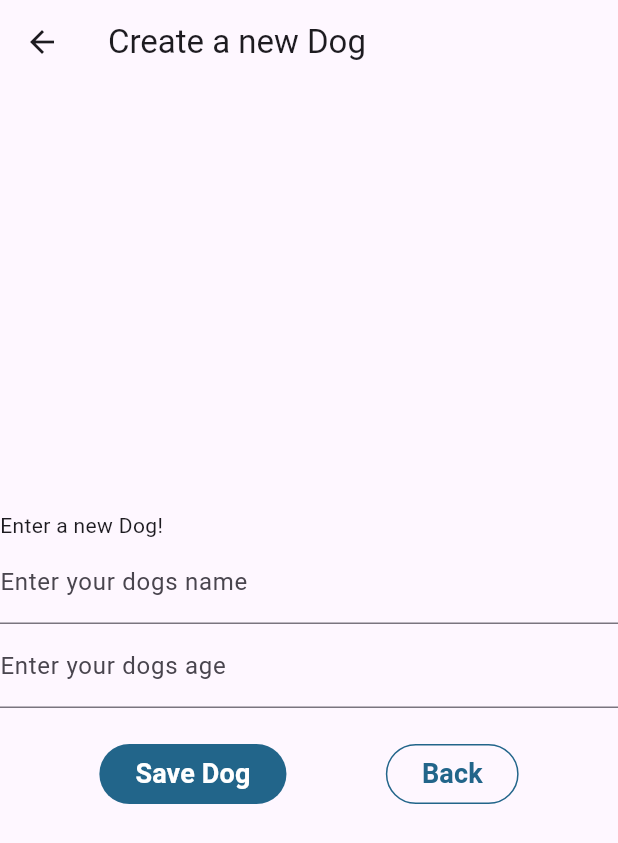
After one commit to Megalomizer/WorkoutTracker_Flutter_v1, a Flutter app: the screen it shows after launch, after a tap on "Create Dog", on a phone screen of 412 x 824 dp. The commit adds this screen. Shown: the top 843 px of the screen. Run offline on Flutter 3.47's test engine with Material 3 defaults, Android fonts, the light colour scheme and no system bars; our stand-ins replace sqflite; accounts and stored records are empty.

Commit message:
added a routing page. started on Creation page

```diff
--- a/lib/MVVM/Models/dog.dart
+++ b/lib/MVVM/Models/dog.dart
@@ -45,7 +45,7 @@ Future<void> insertDog(Dog dog) async {
 
   // Insert Dog into the database
   await db.insert(
-    'dog',
+    'dogs',
     dog.toMap(),
     conflictAlgorithm: ConflictAlgorithm.replace, // If it exists -> replace
   );
--- a/lib/MVVM/Views/firstscreen.dart
+++ b/lib/MVVM/Views/firstscreen.dart
@@ -1,6 +1,6 @@
-import "dart:html";
-
 import "package:flutter/material.dart";
+import "package:path/path.dart";
+import "package:workouttracker/MVVM/Views/fourthscreen.dart";
 
 class FirstScreen extends StatelessWidget{
   const FirstScreen({super.key});
@@ -43,6 +43,20 @@ class FirstScreen extends StatelessWidget{
             ),
           ),
         ),
+
+        ElevatedButton(
+          style: ElevatedButton.styleFrom(
+            backgroundColor: Color.fromARGB(255, 34, 101, 138),
+            elevation: 10,
+          ),
+          onPressed: () => {
+            Navigator.push(
+              context,
+              MaterialPageRoute(builder: (context) => const FourthScreen()),
+            )
+          },
+          child: const Text('Create Dog'),
+        ),
       ],
     );
   }
--- /dev/null
+++ b/lib/MVVM/Views/fourthscreen.dart
@@ -0,0 +1,132 @@
+import "package:flutter/material.dart";
+import 'package:flutter/services.dart';
+import 'package:workouttracker/MVVM/Models/dog.dart';
+
+class FourthScreen extends StatefulWidget {
+  const FourthScreen({super.key});
+
+  @override
+  State<FourthScreen> createState() => _FourthScreenState();
+}
+
+//TODO: Fix the layout so it is more spaced
+
+class _FourthScreenState extends State<FourthScreen> {
+  int newAge = 0;
+  String newName = "";
+
+  final dogNameController = TextEditingController();
+  final dogAgeController = TextEditingController();
+
+  final _formKey = GlobalKey<FormState>();
+
+  @override void dispose() {
+    dogNameController.dispose();
+    dogAgeController.dispose();
+    super.dispose();
+  }
+
+  @override
+  Widget build(BuildContext context){
+    return Scaffold(
+      appBar: AppBar(
+        title: const Text("Create a new Dog"),
+      ),
+      body: Form(
+        key: _formKey,
+        child: Column(
+          mainAxisAlignment: MainAxisAlignment.center,
+          crossAxisAlignment: CrossAxisAlignment.stretch,
+          children: [
+            const Text(
+              "Enter a new Dog!",
+            ),
+
+            TextFormField(
+              decoration: const InputDecoration(
+                border: UnderlineInputBorder(),
+                labelText: 'Enter your dogs name',
+              ),
+              keyboardType: TextInputType.text,
+              controller: dogNameController,
+            ),
+
+            TextFormField(
+              decoration: const InputDecoration(
+                border:UnderlineInputBorder(),
+                labelText: 'Enter your dogs age',
+              ),
+              keyboardType: TextInputType.number,
+              controller: dogAgeController,
+              validator: (value) {
+                if(value == null || value.isEmpty) {
+                  return 'Please enter the age of your dog';
+                }
+                return null;
+              },
+            ),
+
+            SizedBox(height: 20,),
+
+            Row(
+              mainAxisAlignment: MainAxisAlignment.spaceEvenly,
+              children: [
+                ElevatedButton(
+                  style: ElevatedButton.styleFrom(
+                    backgroundColor: Color.fromARGB(255, 34, 101, 138),
+                    elevation: 0,
+                  ),
+                  onPressed: createNewDog,
+                  child: const Text(
+                    'Save Dog',
+                    style: TextStyle(
+                      color: Color.fromARGB(255, 255, 255, 255),
+                      fontWeight: FontWeight.bold,
+                      fontSize: 18,
+                    ),
+                  ),
+                ),
+
+                OutlinedButton(
+                  style: OutlinedButton.styleFrom(
+                    side: const BorderSide(
+                      color: Color.fromARGB(255, 34, 101, 138),
+                    )
+                  ),
+                  onPressed: () => {
+                    Navigator.pop(context)
+                  },
+                  child: const Text(
+                    "Back",
+                    style: TextStyle(
+                      color: Color.fromARGB(255, 34, 101, 138),
+                      fontWeight: FontWeight.bold,
+                      fontSize: 18,
+                    ),
+                  ),
+                ),
+              ],
+            ),
+          ],
+        ),
+      )
+    );
+  }
+
+  void createNewDog(){
+    if(dogNameController.text.isEmpty || dogNameController.text == ""){
+      //FIXME: no null restrictions yet -> https://stackoverflow.com/questions/53424916/textfield-validation-in-flutter
+    }
+
+    String name = dogNameController.text;
+    int age = int.parse(dogAgeController.text);
+
+    Dog newDog = Dog(
+      id: 0,
+      name: name,
+      age: age
+    );
+
+    insertDog(newDog);
+  }
+}
--- a/lib/MVVM/Views/startingmainpage.dart
+++ b/lib/MVVM/Views/startingmainpage.dart
@@ -1,5 +1,7 @@
 import 'package:flutter/material.dart'; // import flutter package material -> Used to create UI
 import 'package:flutter/widgets.dart'; // Required to avoid errors caused by flutter upgrade
+import 'package:path/path.dart';
+import 'package:workouttracker/MVVM/Views/fourthscreen.dart';
 
 import './firstscreen.dart';
 import './secondscreen.dart';
```
Also changed, not shown: lib/MVVM/Views/firstscreendataentry.dart (line endings or trailing spaces).
